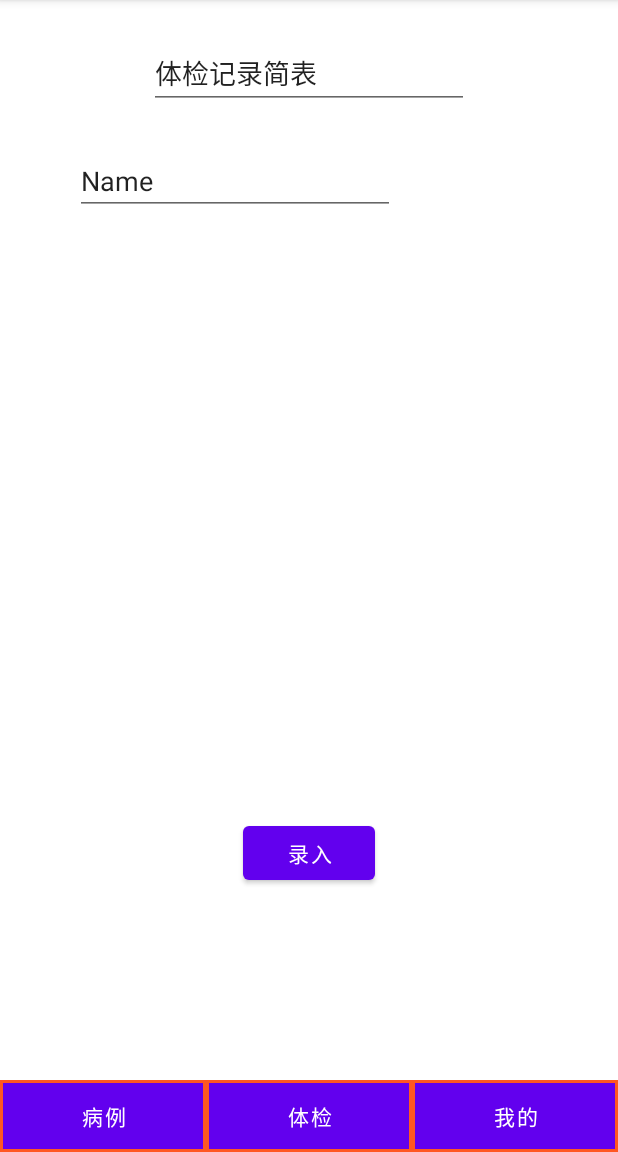
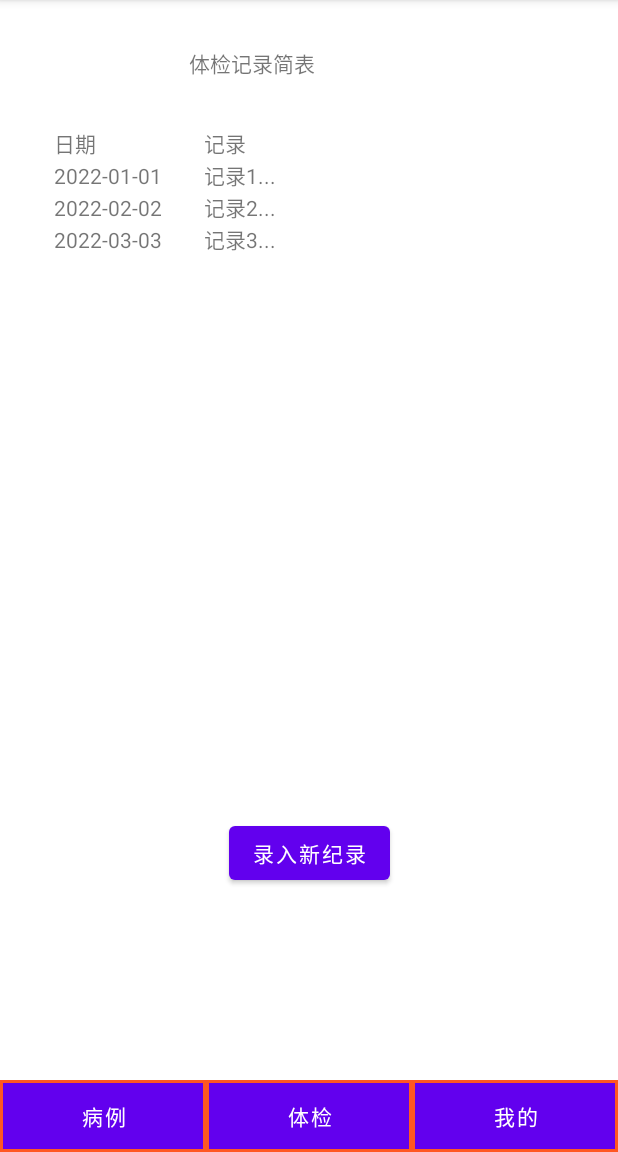
Before and after one commit to windsnow1025/Family-Health-App, an Android app: the screen it shows after launch (MainActivity), after a tap on "体检", on a phone screen of 412 x 824 dp, the part 84-1236 px from its top. Run offline under Robolectric (Android 15) with nearby library versions, the light colour scheme and no system bars.

Commit message:
Change ids

```diff
--- a/app/src/main/res/layout/fragment1.xml
+++ b/app/src/main/res/layout/fragment1.xml
@@ -15,8 +15,8 @@
         app:layout_constraintStart_toStartOf="parent"
         app:layout_constraintTop_toTopOf="parent">
 
-        <EditText
-            android:id="@+id/editTextTextPersonName4"
+        <TextView
+            android:id="@+id/textView3DModel"
             android:layout_width="wrap_content"
             android:layout_height="wrap_content"
             android:ems="10"
--- a/app/src/main/res/layout/fragment2.xml
+++ b/app/src/main/res/layout/fragment2.xml
@@ -15,65 +15,101 @@
         app:layout_constraintStart_toStartOf="parent"
         app:layout_constraintTop_toTopOf="parent">
 
-        <Button
-            android:id="@+id/button"
+        <TextView
+            android:id="@+id/textViewTableTitle"
             android:layout_width="wrap_content"
             android:layout_height="wrap_content"
-            android:layout_marginBottom="75dp"
-            android:text="录入"
-            app:layout_constraintBottom_toBottomOf="parent"
-            app:layout_constraintEnd_toEndOf="parent"
-            app:layout_constraintStart_toStartOf="parent" />
-
-        <TableLayout
-            android:id="@+id/tableLayout"
-            android:layout_width="0dp"
-            android:layout_height="0dp"
-            android:layout_marginStart="50dp"
-            android:layout_marginTop="25dp"
-            android:layout_marginEnd="50dp"
-            android:layout_marginBottom="50dp"
-            app:layout_constraintBottom_toTopOf="@+id/button"
-            app:layout_constraintEnd_toEndOf="parent"
-            app:layout_constraintStart_toStartOf="parent"
-            app:layout_constraintTop_toBottomOf="@+id/editTextTextPersonName5">
-
-            <TableRow
-                android:layout_width="match_parent"
-                android:layout_height="match_parent">
-
-                <EditText
-                    android:id="@+id/editTextTextPersonName2"
-                    android:layout_width="wrap_content"
-                    android:layout_height="wrap_content"
-                    android:ems="10"
-                    android:inputType="textPersonName"
-                    android:text="Name" />
-            </TableRow>
-
-            <TableRow
-                android:layout_width="match_parent"
-                android:layout_height="match_parent" />
-
-            <TableRow
-                android:layout_width="match_parent"
-                android:layout_height="match_parent" />
-
-            <TableRow
-                android:layout_width="match_parent"
-                android:layout_height="match_parent" />
-        </TableLayout>
-
-        <EditText
-            android:id="@+id/editTextTextPersonName5"
-            android:layout_width="wrap_content"
-            android:layout_height="wrap_content"
-            android:layout_marginTop="25dp"
+            android:layout_marginTop="32dp"
             android:ems="10"
             android:inputType="textPersonName"
             android:text="体检记录简表"
             app:layout_constraintEnd_toEndOf="parent"
             app:layout_constraintStart_toStartOf="parent"
             app:layout_constraintTop_toTopOf="parent" />
+
+        <TableLayout
+            android:id="@+id/tableLayout"
+            android:layout_width="wrap_content"
+            android:layout_height="wrap_content"
+            android:layout_marginTop="32dp"
+            app:layout_constraintEnd_toEndOf="parent"
+            app:layout_constraintStart_toStartOf="parent"
+            app:layout_constraintTop_toBottomOf="@+id/textViewTableTitle">
+
+            <TableRow
+                android:layout_width="match_parent"
+                android:layout_height="match_parent">
+
+                <TextView
+                    android:layout_width="100dp"
+                    android:layout_height="wrap_content"
+                    android:text="日期" />
+
+                <TextView
+                    android:layout_width="240dp"
+                    android:layout_height="wrap_content"
+                    android:text="记录" />
+
+            </TableRow>
+
+            <TableRow
+                android:layout_width="match_parent"
+                android:layout_height="match_parent">
+
+                <TextView
+                    android:layout_width="wrap_content"
+                    android:layout_height="wrap_content"
+                    android:text="2022-01-01" />
+
+                <TextView
+                    android:layout_width="wrap_content"
+                    android:layout_height="wrap_content"
+                    android:text="记录1..." />
+
+            </TableRow>
+
+            <TableRow
+                android:layout_width="match_parent"
+                android:layout_height="match_parent">
+
+                <TextView
+                    android:layout_width="wrap_content"
+                    android:layout_height="wrap_content"
+                    android:text="2022-02-02" />
+
+                <TextView
+                    android:layout_width="wrap_content"
+                    android:layout_height="wrap_content"
+                    android:text="记录2..." />
+
+            </TableRow>
+
+            <TableRow
+                android:layout_width="match_parent"
+                android:layout_height="match_parent">
+
+                <TextView
+                    android:layout_width="wrap_content"
+                    android:layout_height="wrap_content"
+                    android:text="2022-03-03" />
+
+                <TextView
+                    android:layout_width="wrap_content"
+                    android:layout_height="wrap_content"
+                    android:text="记录3..." />
+
+            </TableRow>
+        </TableLayout>
+
+        <Button
+            android:id="@+id/button"
+            android:layout_width="wrap_content"
+            android:layout_height="wrap_content"
+            android:layout_marginBottom="75dp"
+            android:text="录入新纪录"
+            app:layout_constraintBottom_toBottomOf="parent"
+            app:layout_constraintEnd_toEndOf="parent"
+            app:layout_constraintStart_toStartOf="parent" />
+
     </androidx.constraintlayout.widget.ConstraintLayout>
 </androidx.constraintlayout.widget.ConstraintLayout>
```
Also changed, not shown: app/src/main/res/layout/fragment3.xml (+24 -24 lines).
